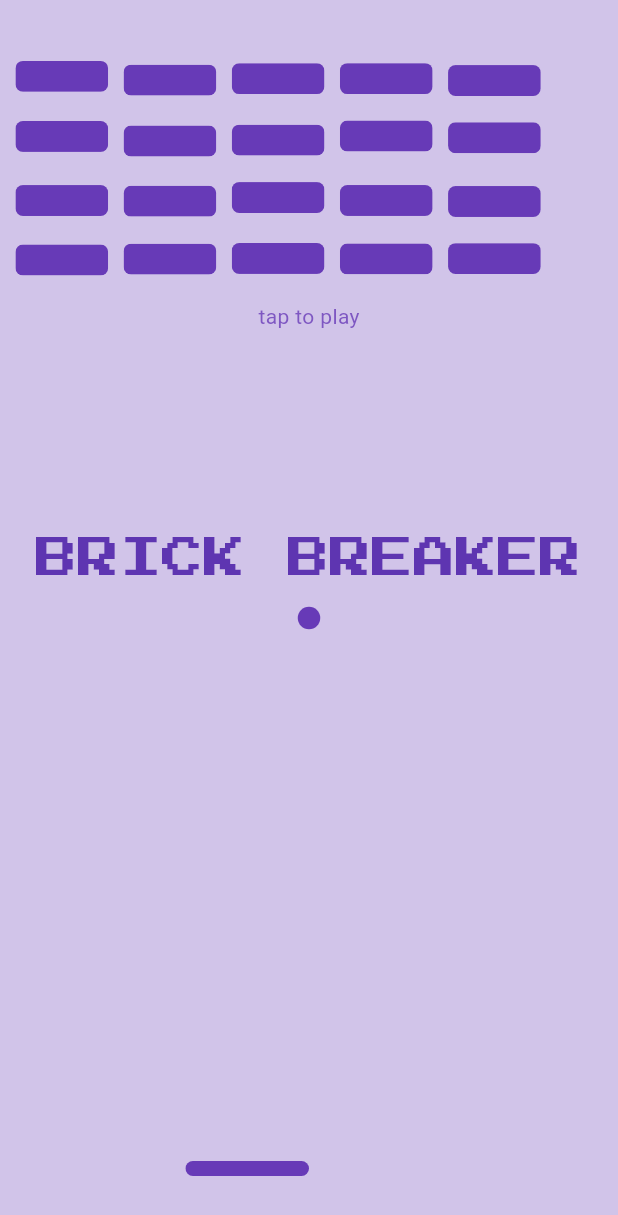
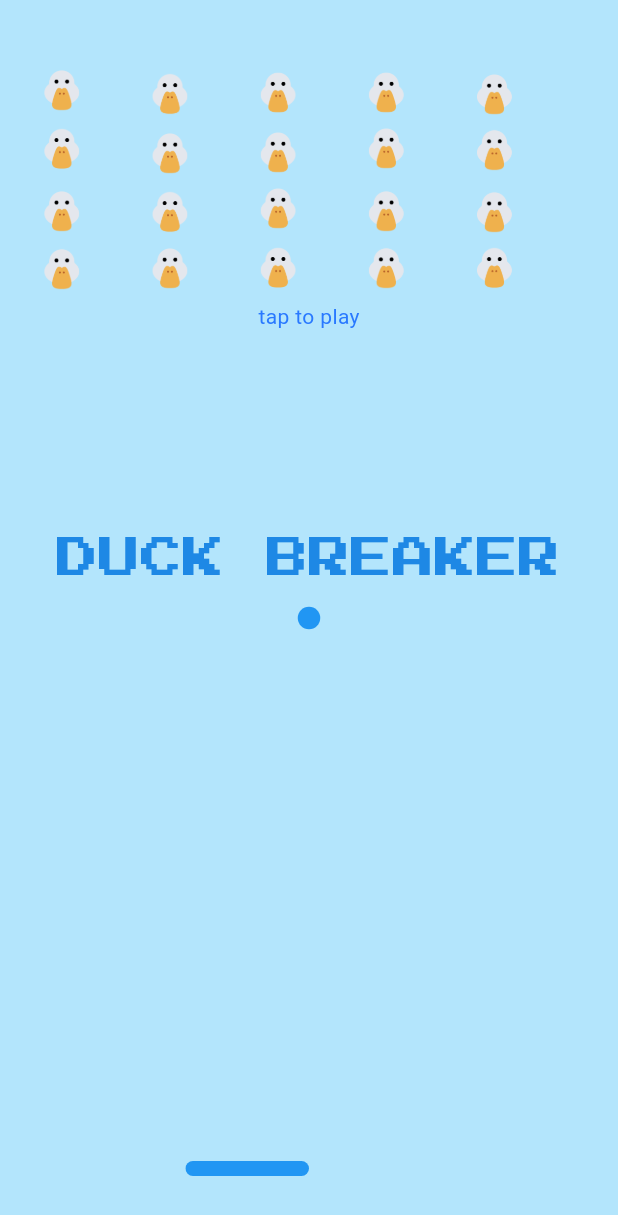
Before and after one commit to fernandojosecc/brick_breaker, a Flutter app: the screen it shows after launch, on a phone screen of 412 x 824 dp. Shown: the top 1215 px of the screen. Run offline on Flutter 3.47's test engine with Material 3 defaults, Android fonts, the phone set to English and light mode, and no system bars; our stand-ins replace audioplayers, google_fonts.

Commit message:
Now it has a picture of the duck and also sound

```diff
--- a/lib/ball.dart
+++ b/lib/ball.dart
@@ -12,10 +12,7 @@ class MyBall extends StatelessWidget {
       child: Container(
         height: 15,
         width: 15,
-        decoration: BoxDecoration(
-          color: Colors.deepPurple,
-          shape: BoxShape.circle,
-        ),
+        decoration: BoxDecoration(color: Colors.blue, shape: BoxShape.circle),
       ),
     );
   }
--- a/lib/brick.dart
+++ b/lib/brick.dart
@@ -24,13 +24,11 @@ class MyBrick extends StatelessWidget {
             (2 * brickX + brickWidth) / (2 - brickWidth),
             brickY,
           ),
-          child: ClipRRect(
-            borderRadius: BorderRadius.circular(5),
-            child: Container(
-              height: MediaQuery.of(context).size.height * brickHeight / 2,
-              width: MediaQuery.of(context).size.width * brickWidth / 2,
-              color: Colors.deepPurple,
-            ),
+          child: Image.asset(
+            'assets/images/duck.png',
+            height: MediaQuery.of(context).size.height * brickHeight,
+            width: MediaQuery.of(context).size.width * brickWidth / 2,
+            fit: BoxFit.contain,
           ),
         );
   }
--- a/lib/coverscreen.dart
+++ b/lib/coverscreen.dart
@@ -8,7 +8,7 @@ class CoverScreen extends StatelessWidget {
   //font
   static var gameFont = GoogleFonts.pressStart2p(
     textStyle: TextStyle(
-      color: Colors.deepPurple[600],
+      color: Colors.blue[600],
       letterSpacing: 0,
       fontSize: 28,
     ),
@@ -28,13 +28,13 @@ class CoverScreen extends StatelessWidget {
           children: [
             Container(
               alignment: Alignment(0, -0.1),
-              child: Text('BRICK BREAKER', style: gameFont),
+              child: Text('DUCK BREAKER', style: gameFont),
             ),
             Container(
               alignment: Alignment(0, -0.5),
               child: Text(
                 'tap to play',
-                style: TextStyle(color: Colors.deepPurple[400]),
+                style: TextStyle(color: Colors.blueAccent[400]),
               ),
             ),
           ],
--- a/lib/homepage.dart
+++ b/lib/homepage.dart
@@ -4,6 +4,7 @@ import 'package:brick_breaker/coverscreen.dart';
 import 'package:brick_breaker/gameoverscreen.dart';
 import 'package:brick_breaker/player.dart';
 import 'package:flutter/material.dart';
+import 'package:audioplayers/audioplayers.dart';
 import 'dart:async' as async;
 import 'dart:math';
 
@@ -126,6 +127,7 @@ class _HomePageState extends State<HomePage> {
           ballY <= brickY + brickHeight) {
         setState(() {
           MyBricks[i][2] = true;
+          AudioPlayer().play(AssetSource('sounds/quack.mp3'));
 
           // Calculate distance from each side
           double leftDist = (brickX - ballX).abs();
@@ -298,7 +300,7 @@ class _HomePageState extends State<HomePage> {
       child: GestureDetector(
         onTap: startGame,
         child: Scaffold(
-          backgroundColor: Colors.deepPurple[100],
+          backgroundColor: Colors.lightBlue[100],
           body: Center(
             child: Stack(
               children: [
--- a/lib/player.dart
+++ b/lib/player.dart
@@ -21,7 +21,7 @@ class MyPlayer extends StatelessWidget {
         child: Container(
           width: playerRealWidth,
           height: 10,
-          color: Colors.deepPurple,
+          color: Colors.blue,
         ),
       ),
     );
--- a/pubspec.yaml
+++ b/pubspec.yaml
@@ -31,11 +31,11 @@ dependencies:
   flutter:
     sdk: flutter
   google_fonts: ^6.1.0
-  avatar_glow:
 
   # The following adds the Cupertino Icons font to your application.
   # Use with the CupertinoIcons class for iOS style icons.
   cupertino_icons: ^1.0.8
+  audioplayers: ^6.4.0
 
 dev_dependencies:
   flutter_test:
@@ -63,6 +63,9 @@ flutter:
   # assets:
   #   - images/a_dot_burr.jpeg
   #   - images/a_dot_ham.jpeg
+  assets:
+    - assets/images/duck.png
+    - assets/sounds/quack.mp3
 
   # An image asset can refer to one or more resolution-specific "variants", see
   # https://flutter.dev/to/resolution-aware-images
```
Also changed, not shown: assets/images/duck.png (added), pubspec.lock, 6 other files.
